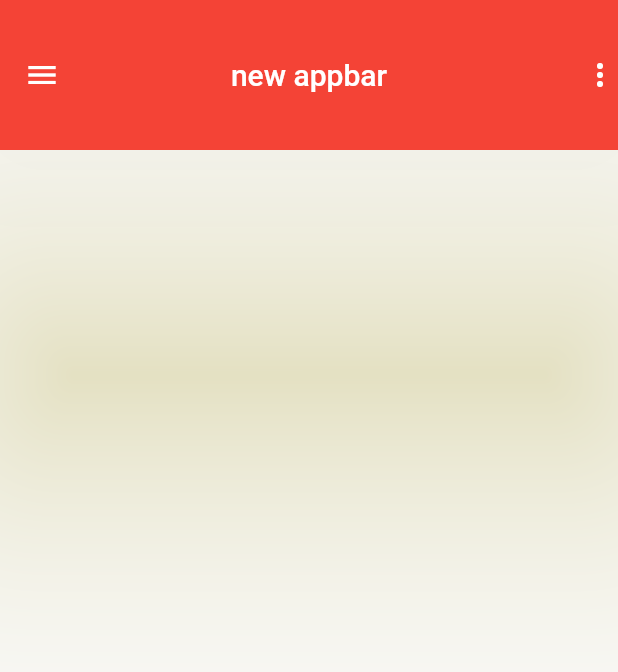
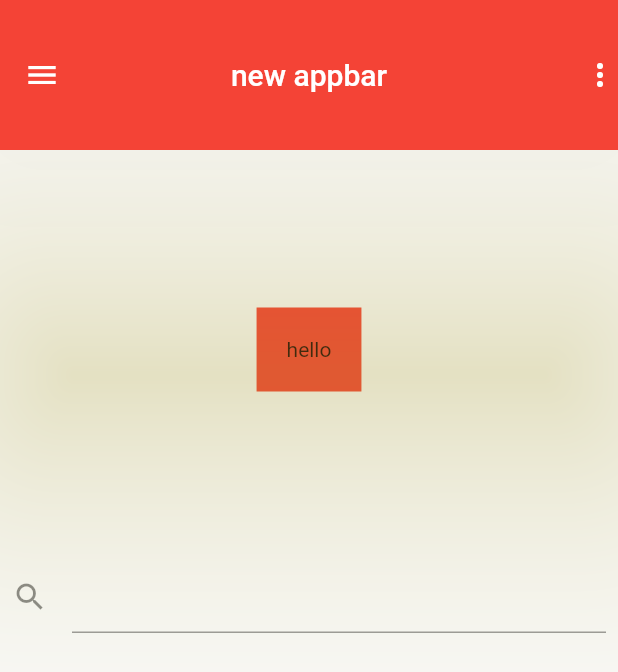
Before and after one commit to shakhawat-khan/flutter_practice4, a Flutter app: the screen it shows after launch, on a phone screen of 412 x 824 dp. Shown: the top 672 px of the screen. Run offline on Flutter 3.47's test engine with Material 2 defaults, Android fonts, the phone set to English and light mode, and no system bars.

Commit message:
gesturedetector

```diff
--- /dev/null
+++ b/lib/gesture.dart
@@ -0,0 +1,31 @@
+import 'package:flutter/material.dart';
+
+class gesture extends StatefulWidget {
+  const gesture({Key? key}) : super(key: key);
+
+  @override
+  _gestureState createState() => _gestureState();
+
+}
+
+class _gestureState extends State<gesture> {
+
+  Color _color = Colors.white;
+  @override
+  Widget build(BuildContext context) {
+    return Container(
+      color: _color,
+      height: 200.0,
+      width: 200.0,
+      child: GestureDetector(
+        onTap: () {
+          setState(() {
+            _color == Colors.yellow
+                ? _color = Colors.white
+                : _color = Colors.yellow;
+          });
+        },
+      ),
+    );
+  }
+}
--- a/lib/main.dart
+++ b/lib/main.dart
@@ -1,5 +1,6 @@
 import 'package:flutter/material.dart';
 import 'drawer_onTap.dart';
+import 'gesture.dart';
 
 void main() {
   runApp(MaterialApp(
@@ -70,6 +71,42 @@ class Firstpage extends StatelessWidget {
         ),
       ),
 
+      body: Column(
+
+        mainAxisAlignment: MainAxisAlignment.spaceEvenly,
+
+        children: [
+
+          Container(
+            child: Padding(
+              padding: const EdgeInsets.all(20.0),
+              child: Text('hello'),
+            ),
+            margin: EdgeInsets.all(20) ,
+
+            color: Colors.red,
+
+          ),
+          Container(
+            child: Padding(
+              padding: const EdgeInsets.all(8.0),
+              child: TextFormField(
+                decoration: InputDecoration(
+                  icon: Icon(Icons.search),
+                ),
+              ),
+            ),
+          ),
+
+          Container(
+            child: gesture(),
+            padding: EdgeInsets.all(12),
+          )
+        ],
+      ),
+
+
+
 
     );
   }
```
